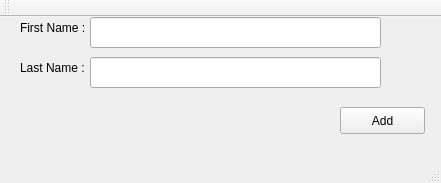
Before: the Qt Designer form hashmapmaingui.ui in eusgeka/XperimentalHashAlgorithm, drawn with Qt 5.
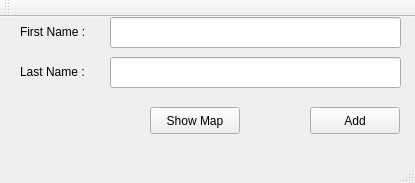
After: the same form once the commit is applied.

Commit message:
Insert and show the map (#1)
* Removing the pro user auto generated file.

* Clean up the project

* Renaming h-files to hpp-files

* Adapting with the hpp extension

* One more clean up.

* Create .gitignore

* Display the content of the unordered map

What changed in the file:
```diff
--- a/hashmapmaingui.ui
+++ b/hashmapmaingui.ui
@@ -6,7 +6,7 @@
    <rect>
     <x>0</x>
     <y>0</y>
-    <width>441</width>
+    <width>415</width>
     <height>183</height>
    </rect>
   </property>
@@ -17,9 +17,9 @@
    <widget class="QPushButton" name="btnInsert">
     <property name="geometry">
      <rect>
-      <x>340</x>
+      <x>310</x>
       <y>90</y>
-      <width>85</width>
+      <width>90</width>
       <height>27</height>
      </rect>
     </property>
@@ -32,8 +32,8 @@
      <rect>
       <x>20</x>
       <y>0</y>
-      <width>71</width>
-      <height>21</height>
+      <width>81</width>
+      <height>30</height>
      </rect>
     </property>
     <property name="text">
@@ -43,7 +43,7 @@
    <widget class="QLineEdit" name="lnEdtFirstName">
     <property name="geometry">
      <rect>
-      <x>90</x>
+      <x>110</x>
       <y>0</y>
       <width>291</width>
       <height>31</height>
@@ -53,7 +53,7 @@
    <widget class="QLineEdit" name="lnEdtLastName">
     <property name="geometry">
      <rect>
-      <x>90</x>
+      <x>110</x>
       <y>40</y>
       <width>291</width>
       <height>31</height>
@@ -68,14 +68,27 @@
      <rect>
       <x>20</x>
       <y>40</y>
-      <width>71</width>
-      <height>21</height>
+      <width>81</width>
+      <height>30</height>
      </rect>
     </property>
     <property name="text">
      <string>Last Name :</string>
     </property>
    </widget>
+   <widget class="QPushButton" name="btnShowMap">
+    <property name="geometry">
+     <rect>
+      <x>150</x>
+      <y>90</y>
+      <width>90</width>
+      <height>27</height>
+     </rect>
+    </property>
+    <property name="text">
+     <string>Show Map</string>
+    </property>
+   </widget>
   </widget>
   <widget class="QMenuBar" name="menuBar">
    <property name="geometry">
```
Left out of the diff: 2 changed lines with no effect on the pictures. The commit also changes 12 other files.
